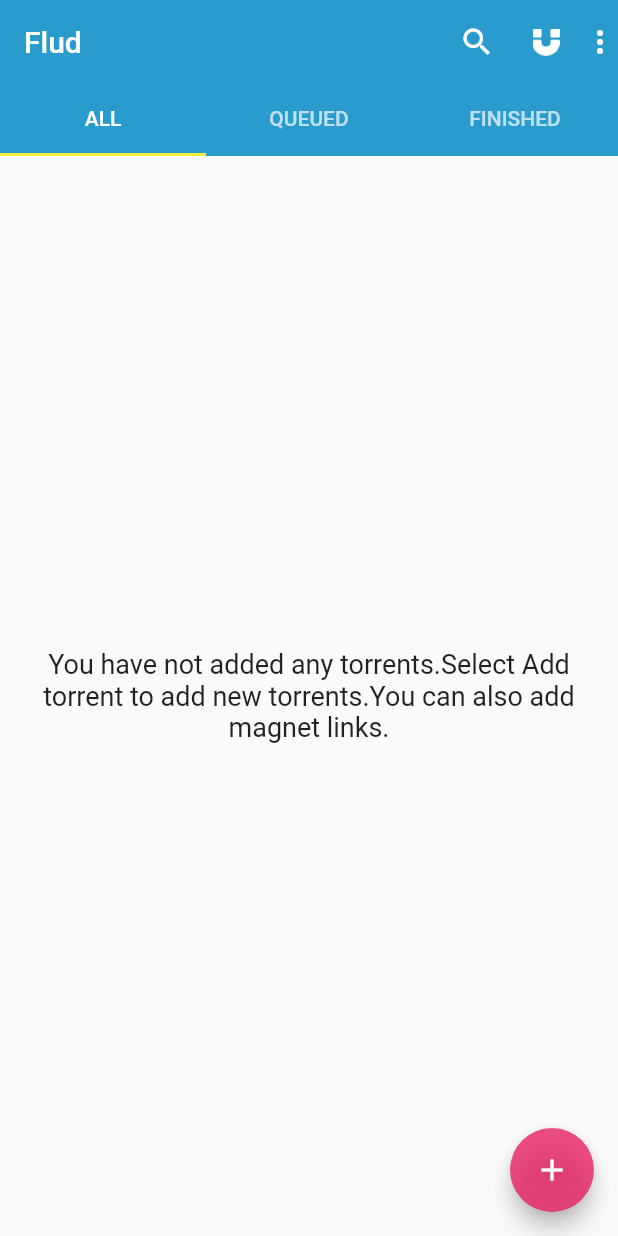
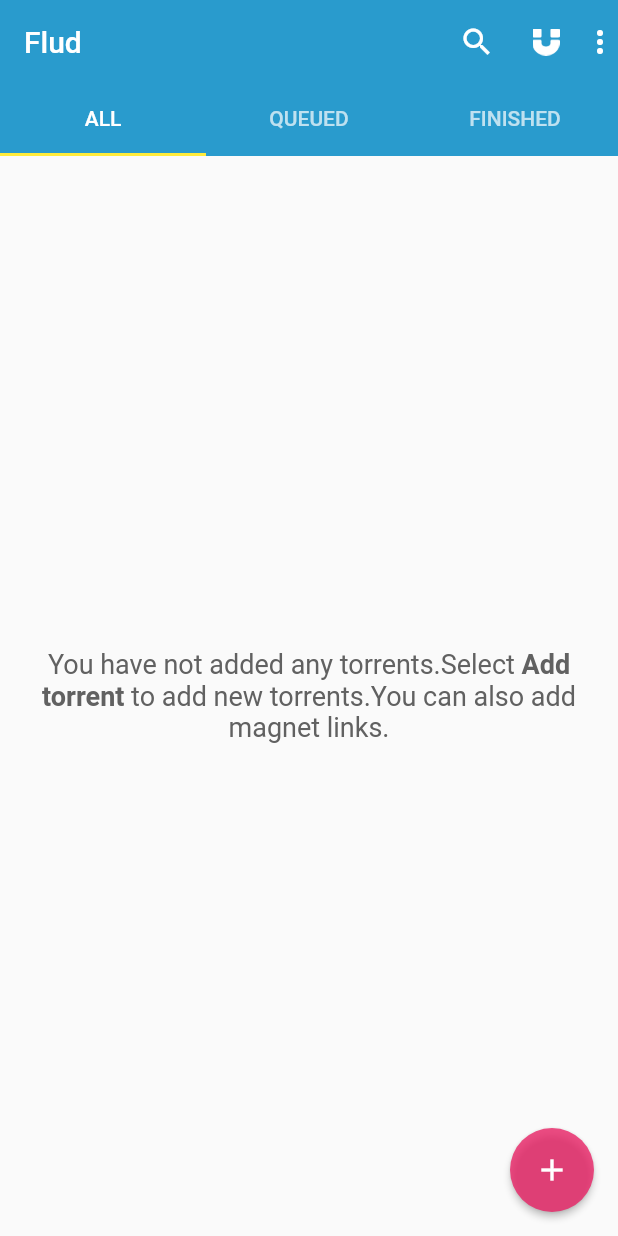
Before and after one commit to prasadsunny1/flud_ui, a Flutter app: the screen it shows after launch, on a phone screen of 412 x 824 dp. Run offline on Flutter 3.47's test engine with Material 2 defaults, Android fonts, the phone set to English and light mode, and no system bars.

Commit message:
Added Rich Text
In the empty screens of tabs

```diff
--- a/lib/main.dart
+++ b/lib/main.dart
@@ -35,14 +35,12 @@ class MyAppState extends State<MyApp> with SingleTickerProviderStateMixin {
               width: 25.0,
             ),
             Container(
-              child:  Image.asset(
+              child: Image.asset(
                 "magnet.png",
                 height: 20.0,
                 width: 18.0,
-
                 fit: BoxFit.contain,
               ),
-
             ),
             SizedBox(
               width: 15.0,
@@ -70,26 +68,62 @@ class MyAppState extends State<MyApp> with SingleTickerProviderStateMixin {
             Container(
               padding: EdgeInsets.all(20.0),
               child: Center(
-                child: Text(
-                  "You have not added any torrents.Select Add torrent to add new torrents.You can also add magnet links.",
-                  style: TextStyle(
-                    fontWeight: FontWeight.w400,
-                    fontSize: 18.0,
+                child: RichText(
+                  text: new TextSpan(
+                    style: new TextStyle(
+                      fontWeight: FontWeight.w400,
+                      fontSize: 18.0,
+                      color: Colors.grey.shade700,
+                    ),
+                    children: <TextSpan>[
+                      new TextSpan(
+                        text: 'You have not added any torrents.Select ',
+                      ),
+                      new TextSpan(
+                        text: 'Add torrent ',
+                        style: new TextStyle(
+                          fontWeight: FontWeight.w700,
+                        ),
+                      ),
+                      new TextSpan(
+                        text:
+                            'to add new torrents.You can also add magnet links.',
+                      ),
+                    ],
                   ),
                   textAlign: TextAlign.center,
+                  textDirection: TextDirection.ltr,
                 ),
               ),
             ),
             Container(
               padding: EdgeInsets.all(20.0),
               child: Center(
-                child: Text(
-                  "Currently there are no queued torrents. Select Add torrent to add new torrents.You can also add magnet links.",
-                  style: TextStyle(
-                    fontWeight: FontWeight.w400,
-                    fontSize: 18.0,
+                child: RichText(
+                  text: new TextSpan(
+                    style: new TextStyle(
+                      fontWeight: FontWeight.w400,
+                      fontSize: 18.0,
+                      color: Colors.grey.shade700,
+                    ),
+                    children: <TextSpan>[
+                      new TextSpan(
+                        text: 'Currently there are no queued torrents. Select ',
+                      ),
+                      new TextSpan(
+                        text: 'Add torrent ',
+                        style: new TextStyle(
+                          fontWeight: FontWeight.w700,
+                        ),
+                      ),
+                      new TextSpan(
+                        text:
+                            'to add new torrents.You can also add magnet links.',
+                      ),
+                    ],
                   ),
                   textAlign: TextAlign.center,
+                  textDirection: TextDirection.ltr,
                 ),
               ),
             ),
@@ -101,6 +135,7 @@ class MyAppState extends State<MyApp> with SingleTickerProviderStateMixin {
                   style: TextStyle(
                     fontWeight: FontWeight.w400,
                     fontSize: 18.0,
+                    color: Colors.grey.shade700,
                   ),
                   textAlign: TextAlign.center,
                 ),
@@ -112,6 +147,7 @@ class MyAppState extends State<MyApp> with SingleTickerProviderStateMixin {
         floatingActionButton: FloatingActionButton(
           backgroundColor: Colors.pink.withAlpha(200),
           child: Icon(Icons.add),
+          elevation: 2.0,
           onPressed: () {},
         ),
       ),
```
